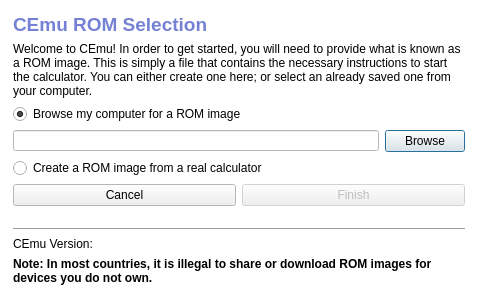
The window that gui/qt/romselection.ui (CE-Programming/CEmu) describes before a commit, drawn with Qt 5.
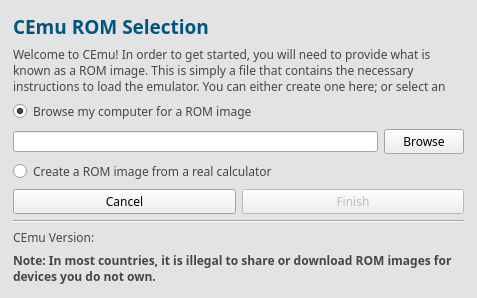
The same window after the commit. Icons and pictures are not drawn.

Commit message:
Redid image creation
That should be better... I hope

The edit to the form file:
```diff
--- a/gui/qt/romselection.ui
+++ b/gui/qt/romselection.ui
@@ -9,7 +9,7 @@
    <rect>
     <x>0</x>
     <y>0</y>
-    <width>478</width>
+    <width>477</width>
     <height>298</height>
    </rect>
   </property>
@@ -46,9 +46,9 @@
      <colorrole role="Window">
       <brush brushstyle="SolidPattern">
        <color alpha="255">
-        <red>255</red>
-        <green>255</green>
-        <blue>255</blue>
+        <red>227</red>
+        <green>227</green>
+        <blue>227</blue>
        </color>
       </brush>
      </colorrole>
@@ -66,9 +66,9 @@
      <colorrole role="Window">
       <brush brushstyle="SolidPattern">
        <color alpha="255">
-        <red>255</red>
-        <green>255</green>
-        <blue>255</blue>
+        <red>227</red>
+        <green>227</green>
+        <blue>227</blue>
        </color>
       </brush>
      </colorrole>
@@ -77,18 +77,18 @@
      <colorrole role="Base">
       <brush brushstyle="SolidPattern">
        <color alpha="255">
-        <red>255</red>
-        <green>255</green>
-        <blue>255</blue>
+        <red>227</red>
+        <green>227</green>
+        <blue>227</blue>
        </color>
       </brush>
      </colorrole>
      <colorrole role="Window">
       <brush brushstyle="SolidPattern">
        <color alpha="255">
-        <red>255</red>
-        <green>255</green>
-        <blue>255</blue>
+        <red>227</red>
+        <green>227</green>
+        <blue>227</blue>
        </color>
       </brush>
      </colorrole>
@@ -120,6 +120,54 @@
    </property>
    <item row="0" column="0">
     <widget class="QStackedWidget" name="stackedWidget">
+     <property name="sizePolicy">
+      <sizepolicy hsizetype="Minimum" vsizetype="Maximum">
+       <horstretch>0</horstretch>
+       <verstretch>0</verstretch>
+      </sizepolicy>
+     </property>
+     <property name="palette">
+      <palette>
+       <active>
+        <colorrole role="WindowText">
+         <brush brushstyle="SolidPattern">
+          <color alpha="255">
+           <red>70</red>
+           <green>70</green>
+           <blue>70</blue>
+          </color>
+         </brush>
+        </colorrole>
+       </active>
+       <inactive>
+        <colorrole role="WindowText">
+         <brush brushstyle="SolidPattern">
+          <color alpha="255">
+           <red>70</red>
+           <green>70</green>
+           <blue>70</blue>
+          </color>
+         </brush>
+        </colorrole>
+       </inactive>
+       <disabled>
+        <colorrole role="WindowText">
+         <brush brushstyle="SolidPattern">
+          <color alpha="255">
+           <red>120</red>
+           <green>120</green>
+           <blue>120</blue>
+          </color>
+         </brush>
+        </colorrole>
+       </disabled>
+      </palette>
+     </property>
+     <property name="font">
+      <font>
+       <family>Gulim</family>
+      </font>
+     </property>
      <property name="currentIndex">
       <number>0</number>
      </property>
@@ -137,29 +185,78 @@
        </size>
       </property>
       <layout class="QGridLayout" name="gridLayout_3">
-       <item row="7" column="0">
-        <spacer name="verticalSpacer">
+       <item row="5" column="0">
+        <widget class="QRadioButton" name="radioCreate">
+         <property name="sizePolicy">
+          <sizepolicy hsizetype="Preferred" vsizetype="Preferred">
+           <horstretch>0</horstretch>
+           <verstretch>0</verstretch>
+          </sizepolicy>
+         </property>
+         <property name="text">
+          <string>Create a ROM image from a real calculator</string>
+         </property>
+        </widget>
+       </item>
+       <item row="8" column="0">
+        <widget class="Line" name="line">
          <property name="orientation">
-          <enum>Qt::Vertical</enum>
+          <enum>Qt::Horizontal</enum>
          </property>
-         <property name="sizeType">
-          <enum>QSizePolicy::Maximum</enum>
-         </property>
-         <property name="sizeHint" stdset="0">
-          <size>
-           <width>20</width>
-           <height>40</height>
-          </size>
-         </property>
-        </spacer>
+        </widget>
        </item>
        <item row="10" column="0">
-        <widget class="QLabel" name="versionLabel">
+        <widget class="QLabel" name="label_2">
+         <property name="font">
+          <font>
+           <weight>75</weight>
+           <bold>true</bold>
+          </font>
+         </property>
          <property name="text">
-          <string>CEmu Version: </string>
+          <string>Note: In most countries, it is illegal to share or download ROM images for devices you do not own. </string>
+         </property>
+         <property name="wordWrap">
+          <bool>true</bool>
          </property>
         </widget>
        </item>
+       <item row="6" column="0">
+        <layout class="QHBoxLayout" name="horizontalLayout_2">
+         <item>
+          <widget class="QPushButton" name="buttonCancel">
+           <property name="sizePolicy">
+            <sizepolicy hsizetype="Minimum" vsizetype="Maximum">
+             <horstretch>0</horstretch>
+             <verstretch>0</verstretch>
+            </sizepolicy>
+           </property>
+           <property name="text">
+            <string>Cancel</string>
+           </property>
+           <property name="autoDefault">
+            <bool>false</bool>
+           </property>
+          </widget>
+         </item>
+         <item>
+          <widget class="QPushButton" name="buttonNext">
+           <property name="enabled">
+            <bool>false</bool>
+           </property>
+           <property name="sizePolicy">
+            <sizepolicy hsizetype="Minimum" vsizetype="Maximum">
+             <horstretch>0</horstretch>
+             <verstretch>0</verstretch>
+            </sizepolicy>
+           </property>
+           <property name="text">
+            <string>Finish</string>
+           </property>
+          </widget>
+         </item>
+        </layout>
+       </item>
        <item row="4" column="0">
         <layout class="QHBoxLayout" name="horizontalLayout">
          <item>
@@ -179,7 +276,7 @@
           </widget>
          </item>
          <item>
-          <widget class="QPushButton" name="browse">
+          <widget class="QPushButton" name="buttonBrowseROM">
            <property name="sizePolicy">
             <sizepolicy hsizetype="Preferred" vsizetype="Maximum">
              <horstretch>0</horstretch>
@@ -198,57 +295,20 @@
        </item>
        <item row="2" column="0">
         <widget class="QLabel" name="line1_7">
+         <property name="sizePolicy">
+          <sizepolicy hsizetype="Preferred" vsizetype="Preferred">
+           <horstretch>0</horstretch>
+           <verstretch>0</verstretch>
+          </sizepolicy>
+         </property>
          <property name="text">
-          <string>Welcome to CEmu! In order to get started, you will need to provide what is known as a ROM image. This is simply a file that contains the necessary instructions to start the calculator. You can either create one here; or select an already saved one from your computer.</string>
+          <string>Welcome to CEmu! In order to get started, you will need to provide what is known as a ROM image. This is simply a file that contains the necessary instructions to load the emulator. You can either create one here; or select an already saved one from your computer.</string>
          </property>
          <property name="wordWrap">
           <bool>true</bool>
          </property>
         </widget>
        </item>
-       <item row="9" column="0">
-        <widget class="Line" name="line">
-         <property name="orientation">
-          <enum>Qt::Horizontal</enum>
-         </property>
-        </widget>
-       </item>
-       <item row="6" column="0">
-        <layout class="QHBoxLayout" name="horizontalLayout_2">
-         <item>
-          <widget class="QPushButton" name="cancel">
-           <property name="sizePolicy">
-            <sizepolicy hsizetype="Preferred" vsizetype="Maximum">
-             <horstretch>0</horstretch>
-             <verstretch>0</verstretch>
-            </sizepolicy>
-           </property>
-           <property name="text">
-            <string>Cancel</string>
-           </property>
-           <property name="autoDefault">
-            <bool>false</bool>
-           </property>
-          </widget>
-         </item>
-         <item>
-          <widget class="QPushButton" name="next">
-           <property name="enabled">
-            <bool>false</bool>
-           </property>
-           <property name="sizePolicy">
-            <sizepolicy hsizetype="Preferred" vsizetype="Maximum">
-             <horstretch>0</horstretch>
-             <verstretch>0</verstretch>
-            </sizepolicy>
-           </property>
-           <property name="text">
-            <string>Finish</string>
-           </property>
-          </widget>
-         </item>
-        </layout>
-       </item>
        <item row="1" column="0">
         <widget class="QLabel" name="line0">
          <property name="palette">
@@ -257,9 +317,9 @@
             <colorrole role="WindowText">
              <brush brushstyle="SolidPattern">
               <color alpha="255">
-               <red>85</red>
+               <red>0</red>
                <green>85</green>
-               <blue>255</blue>
+               <blue>127</blue>
               </color>
              </brush>
             </colorrole>
@@ -268,9 +328,9 @@
             <colorrole role="WindowText">
              <brush brushstyle="SolidPattern">
               <color alpha="255">
-               <red>116</red>
-               <green>129</green>
-               <blue>212</blue>
+               <red>0</red>
+               <green>85</green>
+               <blue>127</blue>
               </color>
              </brush>
             </colorrole>
@@ -301,8 +361,15 @@
          </property>
         </widget>
        </item>
+       <item row="9" column="0">
+        <widget class="QLabel" name="versionLabel">
+         <property name="text">
+          <string>CEmu Version: </string>
+         </property>
+        </widget>
+       </item>
        <item row="3" column="0">
-        <widget class="QRadioButton" name="browse_sel">
+        <widget class="QRadioButton" name="radioBrowse">
          <property name="sizePolicy">
           <sizepolicy hsizetype="Preferred" vsizetype="Preferred">
            <horstretch>0</horstretch>
@@ -317,34 +384,18 @@
          </property>
         </widget>
        </item>
-       <item row="5" column="0">
-        <widget class="QRadioButton" name="create_sel">
-         <property name="sizePolicy">
-          <sizepolicy hsizetype="Preferred" vsizetype="Preferred">
-           <horstretch>0</horstretch>
-           <verstretch>0</verstretch>
-          </sizepolicy>
+       <item row="7" column="0">
+        <spacer name="verticalSpacer">
+         <property name="orientation">
+          <enum>Qt::Vertical</enum>
          </property>
-         <property name="text">
-          <string>Create a ROM image from a real calculator</string>
+         <property name="sizeHint" stdset="0">
+          <size>
+           <width>20</width>
+           <height>1</height>
+          </size>
          </property>
-        </widget>
-       </item>
-       <item row="11" column="0">
-        <widget class="QLabel" name="label_2">
-         <property name="font">
-          <font>
-           <weight>75</weight>
-           <bold>true</bold>
-          </font>
-         </property>
-         <property name="text">
-          <string>Note: In most countries, it is illegal to share or download ROM images for devices you do not own. </string>
-         </property>
-         <property name="wordWrap">
-          <bool>true</bool>
-         </property>
-        </widget>
+        </spacer>
        </item>
       </layout>
      </widget>
@@ -353,7 +404,7 @@
        <item>
         <widget class="QLabel" name="line1_2">
          <property name="text">
-          <string>Click the this button to save the dumper program to your computer.</string>
+          <string>Click this button to save the dumper program to your computer:</string>
          </property>
          <property name="wordWrap">
           <bool>false</bool>
@@ -361,7 +412,14 @@
         </widget>
        </item>
        <item>
-        <widget class="QPushButton" name="dumpButton">
+        <widget class="Line" name="line_3">
+         <property name="orientation">
+          <enum>Qt::Horizontal</enum>
+         </property>
+        </widget>
+       </item>
+       <item>
+        <widget class="QPushButton" name="buttonDump">
          <property name="sizePolicy">
           <sizepolicy hsizetype="Maximum" vsizetype="Maximum">
            <horstretch>0</horstretch>
@@ -395,6 +453,12 @@
        </item>
        <item>
         <widget class="QLabel" name="label">
+         <property name="sizePolicy">
+          <sizepolicy hsizetype="Minimum" vsizetype="Minimum">
+           <horstretch>0</horstretch>
+           <verstretch>0</verstretch>
+          </sizepolicy>
+         </property>
          <property name="text">
           <string/>
          </property>
@@ -417,7 +481,14 @@
         </widget>
        </item>
        <item>
-        <widget class="QPushButton" name="nextButton_2">
+        <widget class="Line" name="line_2">
+         <property name="orientation">
+          <enum>Qt::Horizontal</enum>
+         </property>
+        </widget>
+       </item>
+       <item>
+        <widget class="QPushButton" name="buttonNext2">
          <property name="sizePolicy">
           <sizepolicy hsizetype="Maximum" vsizetype="Maximum">
            <horstretch>0</horstretch>
@@ -429,12 +500,41 @@
          </property>
         </widget>
        </item>
+       <item>
+        <spacer name="verticalSpacer_3">
+         <property name="orientation">
+          <enum>Qt::Vertical</enum>
+         </property>
+         <property name="sizeHint" stdset="0">
+          <size>
+           <width>20</width>
+           <height>1</height>
+          </size>
+         </property>
+        </spacer>
+       </item>
       </layout>
      </widget>
      <widget class="QWidget" name="page_5">
       <layout class="QGridLayout" name="gridLayout_2">
+       <item row="1" column="0">
+        <spacer name="verticalSpacer_2">
+         <property name="orientation">
+          <enum>Qt::Vertical</enum>
+         </property>
+         <property name="sizeHint" stdset="0">
+          <size>
+           <width>20</width>
+           <height>1</height>
+          </size>
+         </property>
+        </spacer>
+       </item>
        <item row="0" column="0">
         <layout class="QVBoxLayout" name="verticalLayout_3">
+         <property name="spacing">
+          <number>5</number>
+         </property>
          <item>
           <widget class="QLabel" name="line1_6">
            <property name="sizePolicy">
@@ -450,7 +550,7 @@
             </size>
            </property>
            <property name="text">
-            <string>The ROM dump program has now created segments of your ROM, each stored in a single variable. Using your computer's calculator connectivity software, copy all the variables prefixes with &quot;ROMData&quot; to your computer.</string>
+            <string>Using your computer's calculator connectivity software, copy all the variables prefixes with &quot;ROMData&quot; to your computer.</string>
            </property>
            <property name="textFormat">
             <enum>Qt::AutoText</enum>
@@ -462,16 +562,55 @@
          </item>
          <item>
           <widget class="QLabel" name="line1_9">
+           <property name="sizePolicy">
+            <sizepolicy hsizetype="Minimum" vsizetype="Minimum">
+             <horstretch>0</horstretch>
+             <verstretch>0</verstretch>
+            </sizepolicy>
+           </property>
            <property name="text">
-            <string>Select all of them with the &quot;Open Segments&quot; button below.</string>
+            <string>Use the below button to open the file called 'RomData0' first.</string>
            </property>
            <property name="wordWrap">
             <bool>true</bool>
            </property>
           </widget>
          </item>
-         <item alignment="Qt::AlignHCenter">
-          <widget class="QPushButton" name="mergeButton">
+         <item>
+          <widget class="QPushButton" name="buttonOpenRomData0">
+           <property name="sizePolicy">
+            <sizepolicy hsizetype="Maximum" vsizetype="Maximum">
+             <horstretch>0</horstretch>
+             <verstretch>0</verstretch>
+            </sizepolicy>
+           </property>
+           <property name="text">
+            <string>Open RomData0</string>
+           </property>
+          </widget>
+         </item>
+         <item>
+          <widget class="Line" name="line_4">
+           <property name="orientation">
+            <enum>Qt::Horizontal</enum>
+           </property>
+          </widget>
+         </item>
+         <item>
+          <widget class="QLabel" name="label_3">
+           <property name="text">
+            <string>Now, select  the remaining segments (starting with 'RomDataA') using the below button. You can select them all at once if you wish.</string>
+           </property>
+           <property name="wordWrap">
+            <bool>true</bool>
+           </property>
+          </widget>
+         </item>
+         <item>
+          <widget class="QPushButton" name="buttonOpenSegments">
+           <property name="enabled">
+            <bool>false</bool>
+           </property>
            <property name="sizePolicy">
             <sizepolicy hsizetype="Maximum" vsizetype="Maximum">
              <horstretch>0</horstretch>
@@ -483,8 +622,18 @@
            </property>
           </widget>
          </item>
+         <item>
+          <widget class="Line" name="line_5">
+           <property name="orientation">
+            <enum>Qt::Horizontal</enum>
+           </property>
+          </widget>
+         </item>
          <item>
           <widget class="QProgressBar" name="progressBar">
+           <property name="enabled">
+            <bool>true</bool>
+           </property>
            <property name="sizePolicy">
             <sizepolicy hsizetype="Minimum" vsizetype="Maximum">
              <horstretch>0</horstretch>
@@ -504,57 +653,10 @@
          </item>
          <item>
           <layout class="QHBoxLayout" name="afterMergeBox">
-           <item>
-            <widget class="QGroupBox" name="groupBox">
-             <property name="sizePolicy">
-              <sizepolicy hsizetype="Maximum" vsizetype="Maximum">
-               <horstretch>0</horstretch>
-               <verstretch>0</verstretch>
-              </sizepolicy>
-             </property>
-             <property name="title">
-              <string>Expert Option</string>
-             </property>
-             <layout class="QVBoxLayout" name="verticalLayout_4">
-              <item>
-               <widget class="QRadioButton" name="toggleDefault">
-                <property name="sizePolicy">
-                 <sizepolicy hsizetype="Preferred" vsizetype="Preferred">
-                  <horstretch>0</horstretch>
-                  <verstretch>0</verstretch>
-                 </sizepolicy>
-                </property>
-                <property name="text">
-                 <string>Use default state</string>
-                </property>
-                <property name="checked">
-                 <bool>true</bool>
-                </property>
-               </widget>
-              </item>
-              <item>
-               <widget class="QRadioButton" name="toggleFlash">
-                <property name="sizePolicy">
-                 <sizepolicy hsizetype="Preferred" vsizetype="Preferred">
-                  <horstretch>0</horstretch>
-                  <verstretch>0</verstretch>
-                 </sizepolicy>
-                </property>
-                <property name="text">
-                 <string>Ignore Flash commands</string>
-                </property>
-                <property name="checked">
-                 <bool>false</bool>
-                </property>
-               </widget>
-              </item>
-             </layout>
-            </widget>
-           </item>
            <item>
             <layout class="QFormLayout" name="formLayout">
              <item row="1" column="0">
-              <widget class="QPushButton" name="romsaveBrowse">
+              <widget class="QPushButton" name="buttonBrowseSave">
                <property name="sizePolicy">
                 <sizepolicy hsizetype="Maximum" vsizetype="Maximum">
                  <horstretch>0</horstretch>
@@ -567,7 +669,7 @@
               </widget>
              </item>
              <item row="0" column="0" colspan="2">
-              <widget class="QLabel" name="hiddenLabel_1">
+              <widget class="QLabel" name="labelHidden">
                <property name="sizePolicy">
                 <sizepolicy hsizetype="Preferred" vsizetype="Preferred">
                  <horstretch>0</horstretch>
```
The commit also changes 4 other files.
